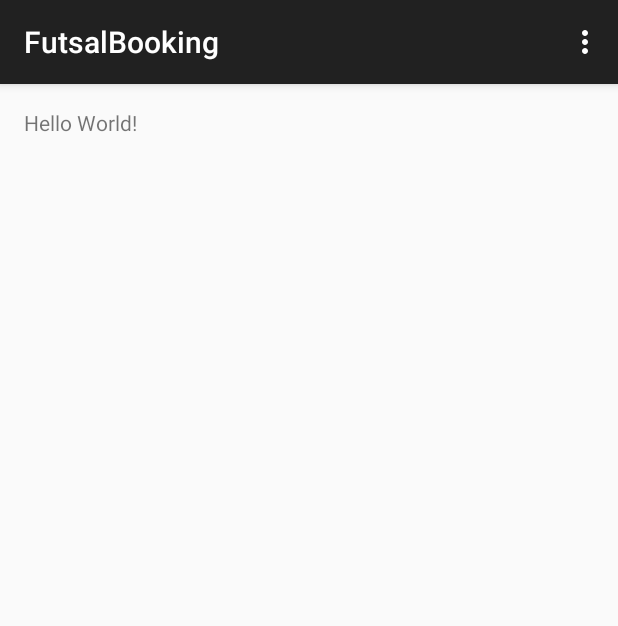
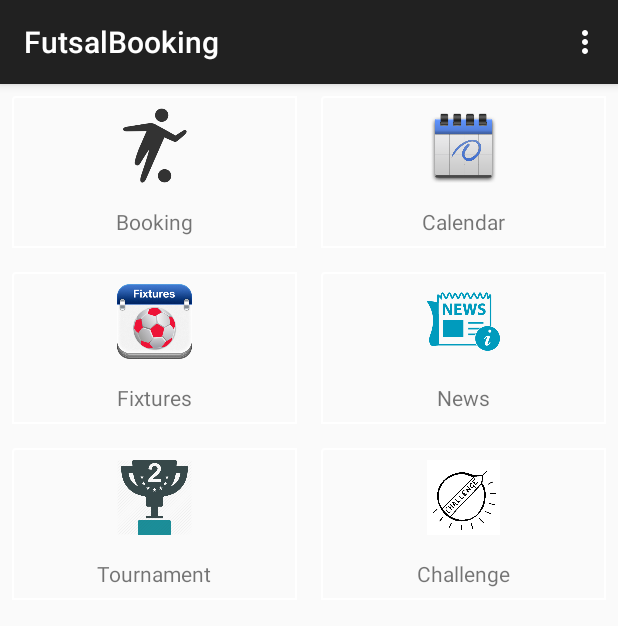
Before and after one commit to iamsabin/FutsalBooking, an Android app: the screen it shows after launch (MainActivity), on a phone screen of 412 x 824 dp. Shown: the top 626 px of the screen. Run offline under Robolectric (Android 15) with nearby library versions, the phone set to English and light mode, and no system bars.

Commit message:
Add menu to the app

```diff
--- a/app/src/main/java/android/com/futsalbooking/MainActivityFragment.java
+++ b/app/src/main/java/android/com/futsalbooking/MainActivityFragment.java
@@ -1,10 +1,14 @@
 package android.com.futsalbooking;
 
+import android.com.futsalbooking.adapter.MenuAdapter;
 import android.support.v4.app.Fragment;
 import android.os.Bundle;
 import android.view.LayoutInflater;
 import android.view.View;
 import android.view.ViewGroup;
+import android.widget.GridView;
+
+import java.util.Arrays;
 
 /**
  * A placeholder fragment containing a simple view.
@@ -14,9 +18,29 @@ public class MainActivityFragment extends Fragment {
     public MainActivityFragment() {
     }
 
+    private MenuAdapter menuAdapter;
+
+    Menu[] menus = {
+            new Menu("Booking", R.drawable.booking),
+            new Menu("Calendar", R.drawable.calendar),
+            new Menu("Fixtures", R.drawable.fixtures),
+            new Menu("News", R.drawable.news),
+            new Menu("Tournament", R.drawable.tournament),
+            new Menu("Challenge", R.drawable.challenge)
+    };
+
+
     @Override
     public View onCreateView(LayoutInflater inflater, ViewGroup container,
                              Bundle savedInstanceState) {
-        return inflater.inflate(R.layout.fragment_main, container, false);
+        View rootView = inflater.inflate(R.layout.fragment_main, container, false);
+
+        menuAdapter = new MenuAdapter(getActivity(), Arrays.asList(menus));
+
+        // Get a reference to the ListView, and attach this adapter to it.
+        GridView gridView = (GridView) rootView.findViewById(R.id.menus_grid);
+        gridView.setAdapter(menuAdapter);
+
+        return rootView;
     }
 }
--- /dev/null
+++ b/app/src/main/java/android/com/futsalbooking/Menu.java
@@ -0,0 +1,16 @@
+package android.com.futsalbooking;
+
+/**
+ * Created by Sabin-HP on 5/29/2016.
+ */
+public class Menu {
+    public String menuName;
+    public int image; // drawable reference id
+
+    public Menu(String mName, int image)
+    {
+        this.menuName = mName;
+        this.image = image;
+    }
+
+}
--- /dev/null
+++ b/app/src/main/java/android/com/futsalbooking/adapter/MenuAdapter.java
@@ -0,0 +1,43 @@
+package android.com.futsalbooking.adapter;
+
+import android.app.Activity;
+import android.com.futsalbooking.Menu;
+import android.com.futsalbooking.R;
+import android.view.LayoutInflater;
+import android.view.View;
+import android.view.ViewGroup;
+import android.widget.ArrayAdapter;
+import android.widget.ImageView;
+import android.widget.TextView;
+
+import java.util.List;
+
+/**
+ * Created by Sabin-HP on 5/29/2016.
+ */
+public class MenuAdapter extends ArrayAdapter<Menu> {
+    private static final String LOG_TAG = MenuAdapter.class.getSimpleName();
+
+    public MenuAdapter(Activity context, List<Menu> androidFlavors) {
+
+        super(context, 0, androidFlavors);
+    }
+
+    @Override
+    public View getView(int position, View convertView, ViewGroup parent) {
+        Menu menu = getItem(position);
+
+        if (convertView == null) {
+            convertView = LayoutInflater.from(getContext()).inflate(
+                    R.layout.grid_item_menu, parent, false);
+        }
+
+        ImageView iconView = (ImageView) convertView.findViewById(R.id.grid_item_icon);
+        iconView.setImageResource(menu.image);
+
+        TextView menuTextview = (TextView) convertView.findViewById(R.id.grid_item_menu_name);
+        menuTextview.setText(menu.menuName);
+
+        return convertView;
+    }
+}
--- /dev/null
+++ b/app/src/main/res/drawable/border.xml
@@ -0,0 +1,13 @@
+<?xml version="1.0" encoding="utf-8"?>
+<shape xmlns:android="http://schemas.android.com/apk/res/android"
+    android:shape="rectangle">
+    <corners
+        android:radius="2dp"
+        android:topRightRadius="0dp"
+        android:bottomRightRadius="0dp"
+        android:bottomLeftRadius="0dp" />
+    <stroke
+        android:width="1dp"
+        android:color="@android:color/white" />
+    <solid android:color="@android:color/transparent"/>
+</shape>
--- a/app/src/main/res/layout/fragment_main.xml
+++ b/app/src/main/res/layout/fragment_main.xml
@@ -1,16 +1,14 @@
-<RelativeLayout xmlns:android="http://schemas.android.com/apk/res/android"
+<GridView
+    xmlns:android="http://schemas.android.com/apk/res/android"
     xmlns:tools="http://schemas.android.com/tools"
     android:layout_width="match_parent"
     android:layout_height="match_parent"
-    android:paddingBottom="@dimen/activity_vertical_margin"
-    android:paddingLeft="@dimen/activity_horizontal_margin"
-    android:paddingRight="@dimen/activity_horizontal_margin"
-    android:paddingTop="@dimen/activity_vertical_margin"
-    tools:context=".MainActivityFragment">
-
-    <TextView
-        android:layout_width="wrap_content"
-        android:layout_height="wrap_content"
-        android:text="Hello World!" />
-
-</RelativeLayout>
+    android:numColumns="auto_fit"
+    android:verticalSpacing="16dp"
+    android:horizontalSpacing="16dp"
+    android:stretchMode="columnWidth"
+    tools:context=".MainActivityFragment"
+    android:id="@+id/menus_grid"
+    android:layout_margin="8dp"
+    android:padding="8dp">
+</GridView>
--- /dev/null
+++ b/app/src/main/res/layout/grid_item_menu.xml
@@ -0,0 +1,27 @@
+<?xml version="1.0" encoding="utf-8"?>
+<LinearLayout xmlns:android="http://schemas.android.com/apk/res/android"
+    android:layout_width="match_parent"
+    android:layout_height="wrap_content"
+    android:gravity="center_vertical"
+    android:minHeight="?android:attr/listPreferredItemHeight"
+    android:orientation="vertical"
+    android:background="@drawable/border">
+
+    <ImageView
+        android:id="@+id/grid_item_icon"
+        android:layout_width="50dp"
+        android:layout_height="50dp"
+        android:layout_gravity="center_vertical|center_horizontal"
+        android:layout_margin="8dp"/>
+
+
+    <TextView
+        android:id="@+id/grid_item_menu_name"
+        android:layout_width="wrap_content"
+        android:layout_height="wrap_content"
+        android:layout_gravity="center_vertical|center_horizontal"
+        android:text="Booking"
+        android:layout_margin="8dp"/>
+
+
+</LinearLayout>
```
Also changed, not shown: app/src/main/res/drawable/booking.png (added), app/src/main/res/drawable/calendar.png (added), app/src/main/res/drawable/challenge.png (added), app/src/main/res/drawable/fixtures.png (added), app/src/main/res/drawable/news.png (added), app/src/main/res/drawable/tournament.png (added).
